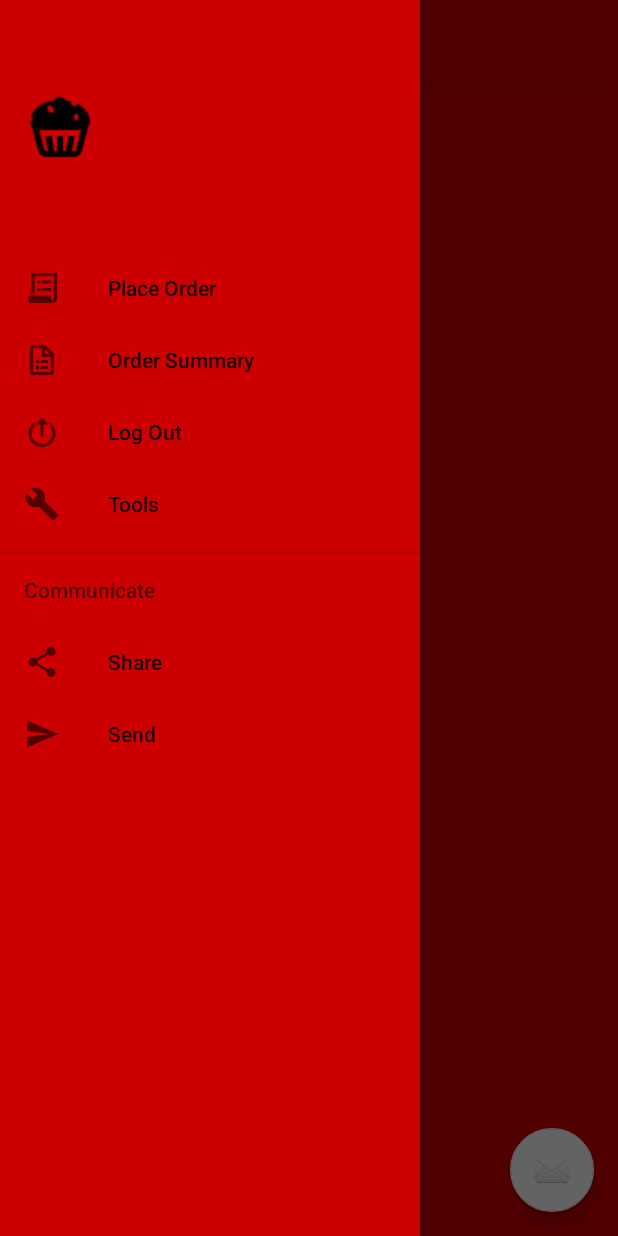
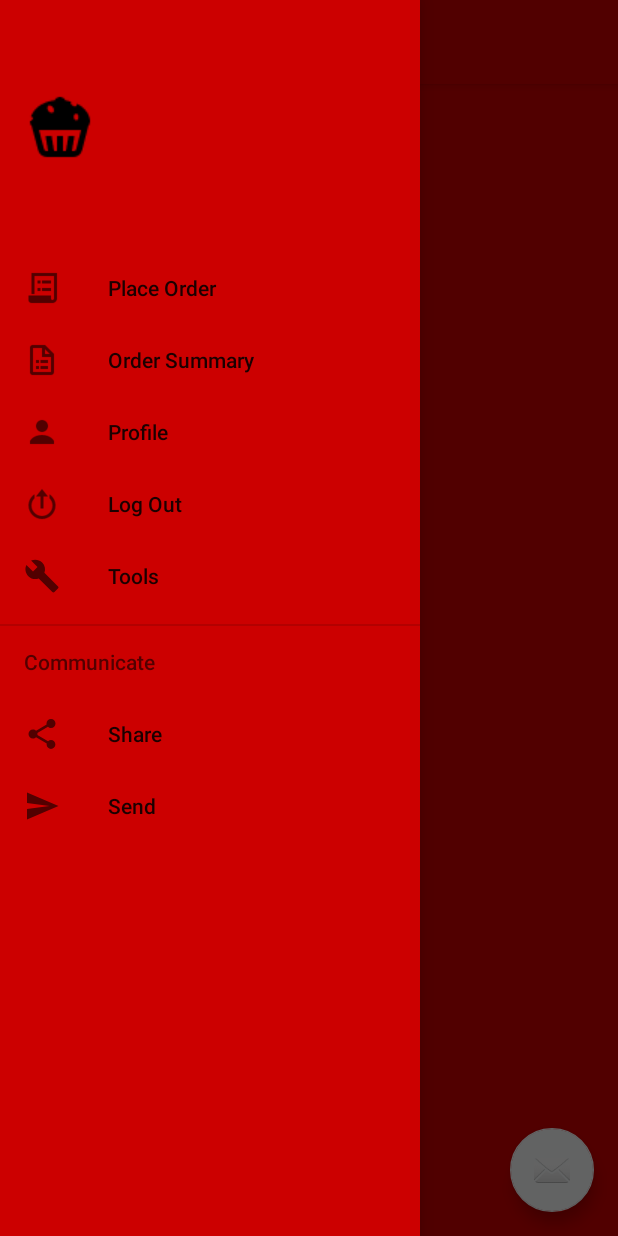
Before and after one commit to BrijeshDutta/MandC, an Android app: the screen it shows after launch once a user with an empty profile is signed in (HomeActivity), with the side drawer open, on a phone screen of 412 x 824 dp. Run offline under Robolectric (Android 15) with nearby library versions, the phone set to English and light mode, and no system bars; our stand-ins replace Firebase (no records; nobody signed in at launch, a user with empty details on screens opened directly); 2 statements that could not run were skipped.

Commit message:
Added profile in nav bar

```diff
--- a/app/src/main/res/menu/activity_home_drawer.xml
+++ b/app/src/main/res/menu/activity_home_drawer.xml
@@ -9,6 +9,10 @@
             android:id="@+id/nav_order_summary"
             android:icon="@drawable/ordersummary"
             android:title="Order Summary" />
+        <item
+            android:id="@+id/nav_profile"
+            android:icon="@drawable/userprofileicon"
+            android:title="Profile" />
         <item
             android:id="@+id/nav_logout"
             android:icon="@drawable/logout"
```
Also changed, not shown: app/src/main/res/drawable/userprofileicon.png (added).
